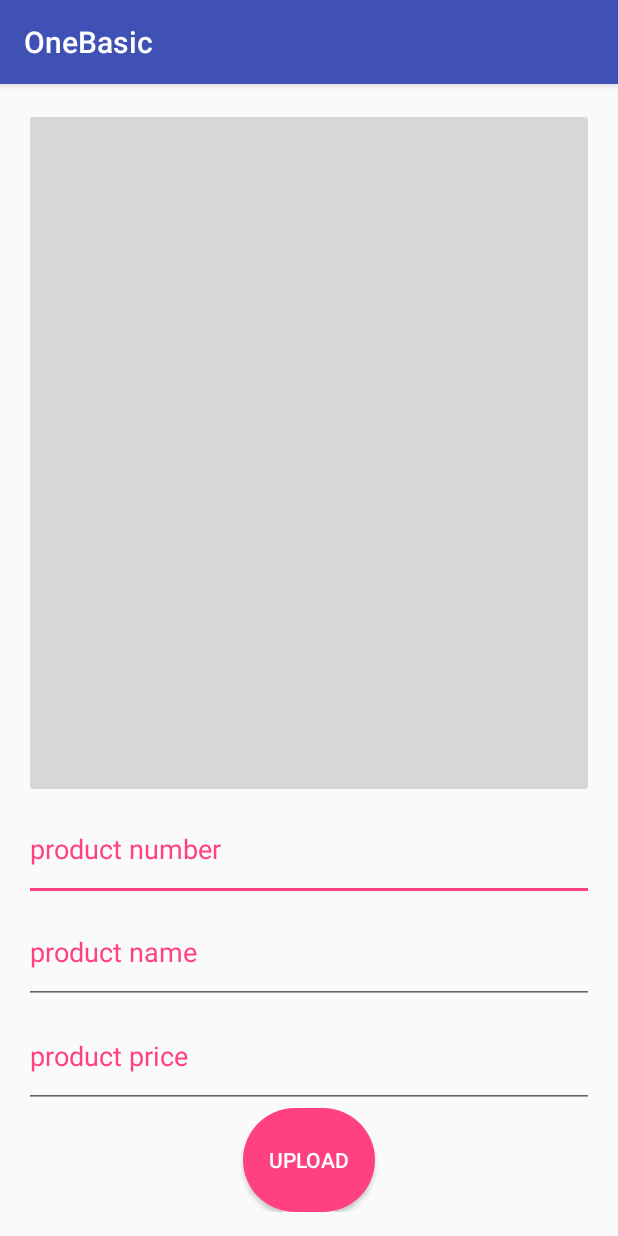
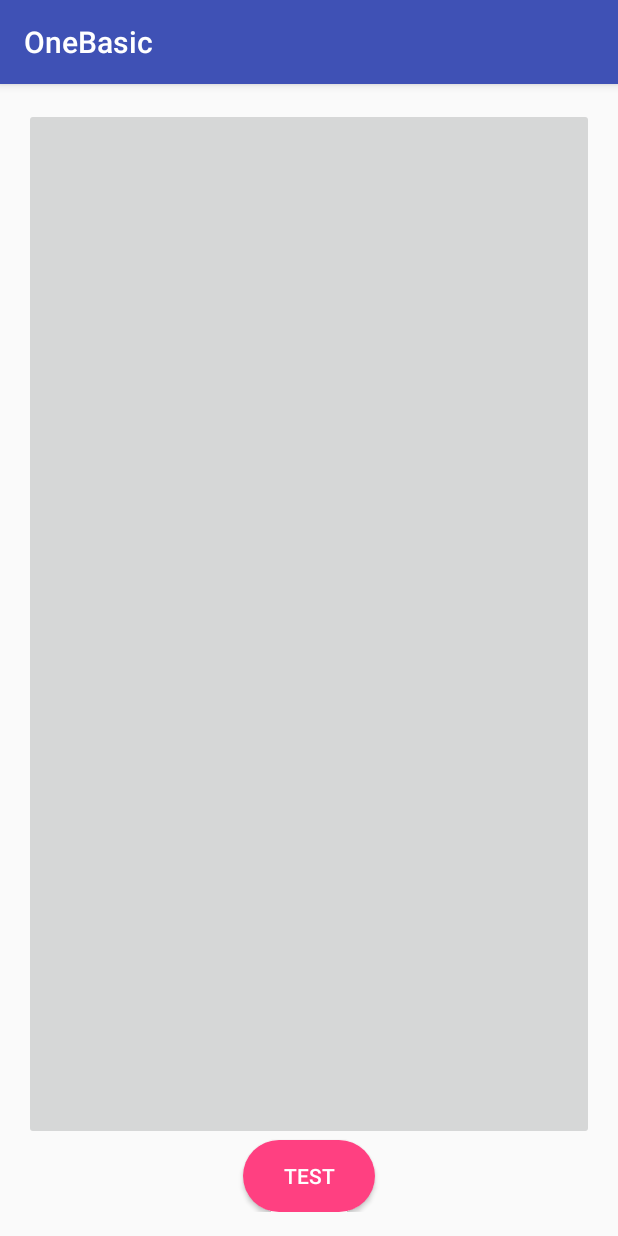
Before and after one commit to JackleStyle0/okhttp-example, an Android app: the screen it shows after launch (UploadActivity before the commit, TextActivity after it), on a phone screen of 412 x 824 dp. Run offline under Robolectric (Android 15) with nearby library versions, the phone set to English and light mode, and no system bars; 1 statement that could not run was skipped.

Commit message:
test upload file version 2

```diff
--- a/app/src/main/AndroidManifest.xml
+++ b/app/src/main/AndroidManifest.xml
@@ -12,14 +12,14 @@
         android:theme="@style/AppTheme">
         <activity android:name=".MainActivity" />
         <activity android:name=".RegisterActivity" />
-        <activity android:name=".UploadActivity">
+        <activity android:name=".UploadActivity"></activity>
+        <activity android:name=".TextActivity">
             <intent-filter>
                 <action android:name="android.intent.action.MAIN" />
 
                 <category android:name="android.intent.category.LAUNCHER" />
             </intent-filter>
         </activity>
-        <activity android:name=".TextActivity"></activity>
     </application>
 
 </manifest>
--- a/app/src/main/java/com/rungreangchai/spaky/onebasic/TextActivity.java
+++ b/app/src/main/java/com/rungreangchai/spaky/onebasic/TextActivity.java
@@ -1,13 +1,142 @@
 package com.rungreangchai.spaky.onebasic;
 
+import android.content.Intent;
+import android.graphics.Bitmap;
+import android.graphics.BitmapFactory;
+import android.net.Uri;
+import android.os.AsyncTask;
+import android.os.Environment;
+import android.provider.MediaStore;
 import android.support.v7.app.AppCompatActivity;
 import android.os.Bundle;
+import android.util.Log;
+import android.view.View;
+import android.widget.Button;
+import android.widget.ImageButton;
 
-public class TextActivity extends AppCompatActivity {
+import java.io.File;
+import java.io.FileNotFoundException;
+import java.io.FileOutputStream;
+import java.io.IOException;
+import java.io.OutputStream;
+
+import okhttp3.MediaType;
+import okhttp3.MultipartBody;
+import okhttp3.OkHttpClient;
+import okhttp3.Request;
+import okhttp3.RequestBody;
+import okhttp3.Response;
+
+public class TextActivity extends AppCompatActivity implements View.OnClickListener {
+    private static final String URL_PRODUCR = "http://192.168.1.17/test/product.php";
+    private final int RESULT_LOAD_IMAGE = 1;
+    private Button btnTest;
+    private ImageButton btnImgTest;
+    Bitmap upload;
 
     @Override
     protected void onCreate(Bundle savedInstanceState) {
         super.onCreate(savedInstanceState);
         setContentView(R.layout.activity_text);
+
+        bindWidget();
+        btnImgTest.setOnClickListener(this);
+        TestAsyn task = new TestAsyn();
+        task.execute(URL_PRODUCR);
+
+    }
+
+    public void bindWidget() {
+        btnImgTest = (ImageButton) findViewById(R.id.btn_timg_test);
+        btnTest = (Button) findViewById(R.id.btn_test);
+
+    }
+
+
+    @Override
+    public void onClick(View view) {
+        switch (view.getId()) {
+            case R.id.btn_timg_test:
+                Intent intent = new Intent();
+                intent.setType("image/*");
+                intent.setAction(Intent.ACTION_GET_CONTENT);
+
+                startActivityForResult(intent, RESULT_LOAD_IMAGE);
+                break;
+            case R.id.btn_test:
+                break;
+            default:
+                break;
+        }
+    }
+
+
+    @Override
+    protected void onActivityResult(int requestCode, int resultCode, Intent data) {
+        super.onActivityResult(requestCode, resultCode, data);
+
+        if (requestCode == RESULT_LOAD_IMAGE && resultCode == RESULT_OK && data != null && data.getData() != null) {
+            Uri path = data.getData();
+            try {
+                upload = MediaStore.Images.Media.getBitmap(getContentResolver(), path);
+                btnImgTest.setImageBitmap(upload);
+            } catch (IOException e) {
+                e.printStackTrace();
+            }
+        }
+    }
+
+    public String onPostRequest(String urls) {
+        OkHttpClient client = new OkHttpClient();
+        MediaType MEDIA_TYPE = MediaType.parse("image/jpg");
+        RequestBody body = new MultipartBody.Builder()
+                .setType(MultipartBody.FORM)
+                .addFormDataPart("name", "pic1")
+                .addFormDataPart("format", "json")
+                .addFormDataPart("filename", "pic.jpg")
+                .addFormDataPart("file", "...", RequestBody.create(MEDIA_TYPE, bitmapToFile()))
+                .build();
+        Request request = new Request.Builder()
+                .url(urls)
+                .post(body)
+                .build();
+
+        try {
+            Response response = client.newCall(request).execute();
+            return response.body().string();
+        } catch (IOException e) {
+            Log.d("Exception ", " IO e" + e.toString());
+        }
+        return null;
+    }
+
+    public File bitmapToFile() {
+        Bitmap bitmap = BitmapFactory.decodeResource(getResources(), R.drawable.pic3);
+        File file = new File(getCacheDir(), "image.png");
+
+        try {
+            FileOutputStream fos = new FileOutputStream(file);
+            bitmap.compress(Bitmap.CompressFormat.JPEG, 100, fos);
+            fos.flush();
+            fos.close();
+        } catch (IOException e) {
+            e.printStackTrace();
+        }
+
+
+        return file;
+    }
+
+    public class TestAsyn extends AsyncTask<String, Void, String> {
+        @Override
+        protected String doInBackground(String... urls) {
+            return onPostRequest(urls[0]);
+        }
+
+        @Override
+        protected void onPostExecute(String s) {
+            super.onPostExecute(s);
+            Log.d("respones", "show : " + s.toString());
+        }
     }
 }
--- a/app/src/main/res/layout/activity_text.xml
+++ b/app/src/main/res/layout/activity_text.xml
@@ -1,21 +1,28 @@
 <?xml version="1.0" encoding="utf-8"?>
-<RelativeLayout xmlns:android="http://schemas.android.com/apk/res/android"
+<LinearLayout xmlns:android="http://schemas.android.com/apk/res/android"
     xmlns:tools="http://schemas.android.com/tools"
     android:layout_width="match_parent"
     android:layout_height="match_parent"
+    android:orientation="vertical"
     android:paddingBottom="@dimen/activity_vertical_margin"
     android:paddingLeft="@dimen/activity_horizontal_margin"
     android:paddingRight="@dimen/activity_horizontal_margin"
     android:paddingTop="@dimen/activity_vertical_margin"
     tools:context="com.rungreangchai.spaky.onebasic.TextActivity">
 
+    <ImageButton
+        android:id="@+id/btn_timg_test"
+        android:layout_width="match_parent"
+        android:layout_height="0dp"
+        android:layout_weight="1" />
+
     <Button
         android:id="@+id/btn_test"
         android:layout_width="wrap_content"
         android:layout_height="wrap_content"
+        android:layout_gravity="center_horizontal"
+        android:background="@drawable/seletor_bg_button"
         android:text="@string/btn_test"
-        android:textColor="@color/text_white"
-        android:background="@drawable/seletor_bg_button"
-        android:layout_centerInParent="true"/>
+        android:textColor="@color/text_white" />
 
-</RelativeLayout>
+</LinearLayout>
```
Also changed, not shown: app/src/main/res/drawable/pic3.jpg (added).
